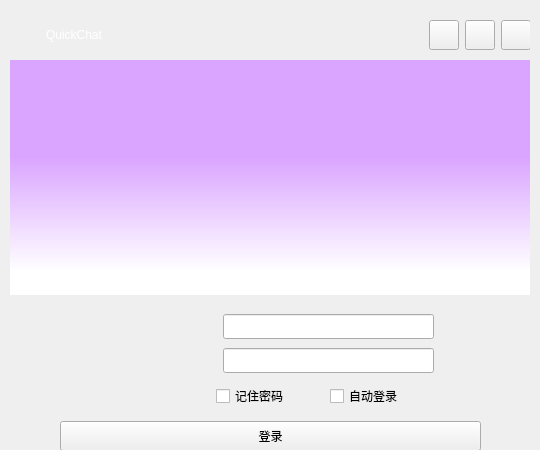
Old version of the form QuickChat/loginwidget.ui in the repository EUIOwO/QuickChat.
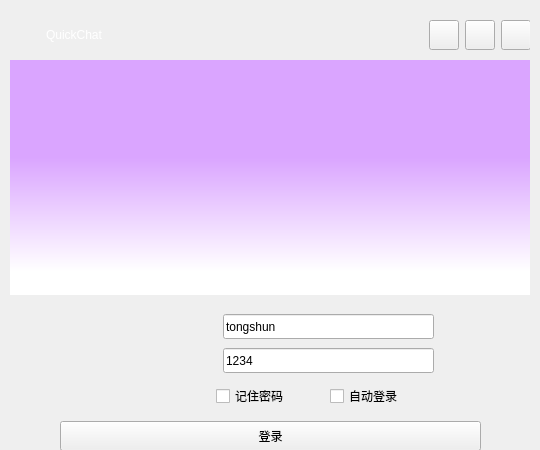
New version of the form. Icons and pictures are not drawn. Custom widgets are drawn as their Qt base class.

Commit message: 1、实现了聊天界面关闭后的托盘显示，并添加了一系列的托盘功能 2、优化了网络连接逻辑，登录成功到聊天界面后断开登录界面的连接，保证loginWidget不再被socket的后续信号打扰，提高程序的稳定性

What changed in the file:
```diff
--- a/QuickChat/loginwidget.ui
+++ b/QuickChat/loginwidget.ui
@@ -319,7 +319,7 @@
 </string>
              </property>
              <property name="text">
-              <string/>
+              <string>tongshun</string>
              </property>
             </widget>
             <widget class="QIconLineEdit" name="lineEditPasswd">
@@ -338,7 +338,7 @@
               <string notr="true"/>
              </property>
              <property name="text">
-              <string/>
+              <string>1234</string>
              </property>
             </widget>
             <widget class="QWidget" name="layoutWidget">
```
Left out of the diff: 6 changed lines with no effect on the pictures. The commit also changes 5 other files.
